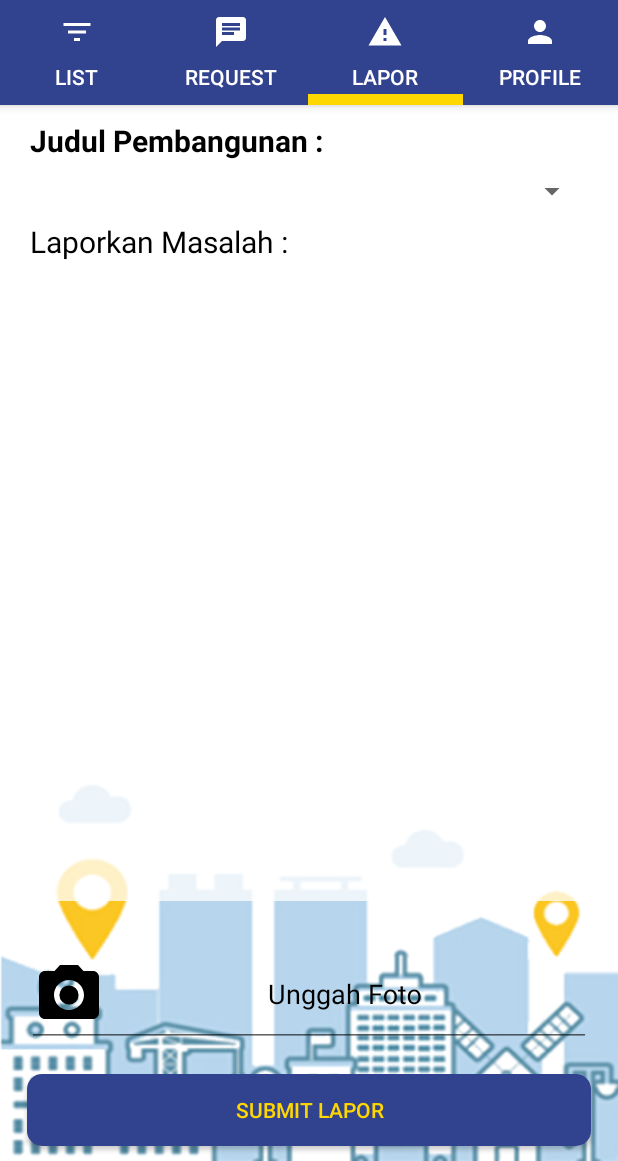
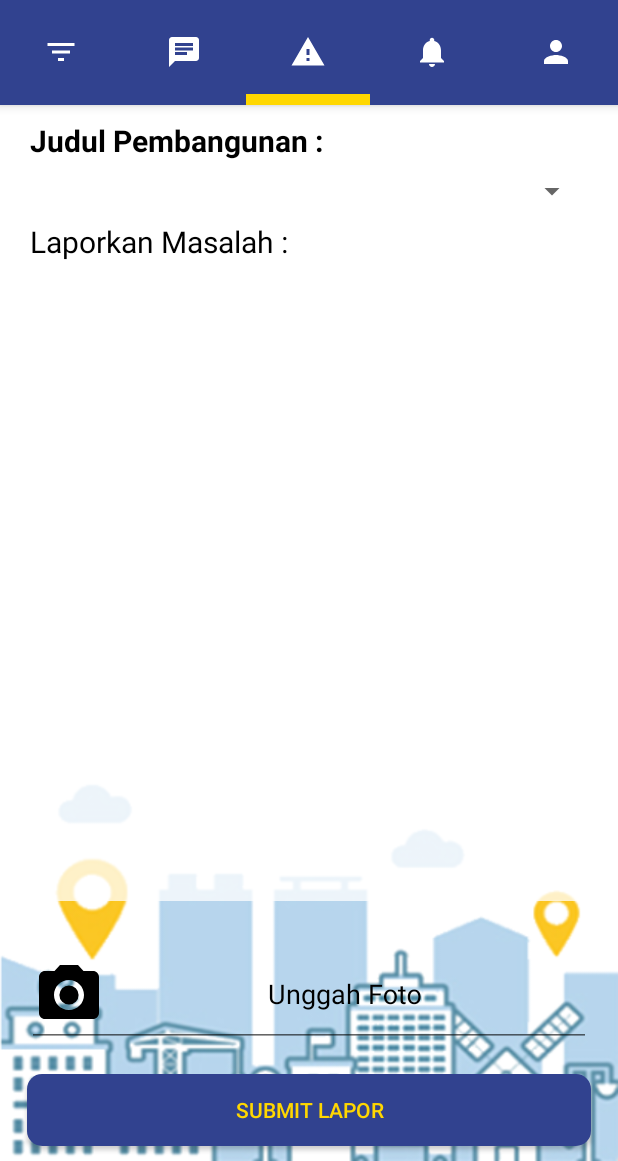
Before and after one commit to zulfikar-ditya/android-smart-village, an Android app: the MainActivity screen opened directly, with no data from a screen before it, tab 3 chosen, on a phone screen of 412 x 824 dp, the part 75-1236 px from its top. Run offline under Robolectric (Android 15) with nearby library versions, the light colour scheme and no system bars.

Commit message:
progres request

```diff
--- a/app/src/main/java/com/example/user/smartvillage/Activity/dashboard_user/MainActivity.java
+++ b/app/src/main/java/com/example/user/smartvillage/Activity/dashboard_user/MainActivity.java
@@ -18,6 +18,7 @@ import com.example.user.smartvillage.Activity.SignInActivity;
 import com.example.user.smartvillage.Activity.dashboard_user.lapor.LaporFragment;
 import com.example.user.smartvillage.Activity.dashboard_user.list.ListFragment;
 
+import com.example.user.smartvillage.Activity.dashboard_user.pengumuman.PengumumanFragment;
 import com.example.user.smartvillage.Activity.dashboard_user.profile.ProfileFragment;
 import com.example.user.smartvillage.Activity.dashboard_user.request.RequestFragment;
 import com.example.user.smartvillage.R;
@@ -78,6 +79,7 @@ public class MainActivity extends AppCompatActivity {
         contents_fragment.add(new ListFragment());
         contents_fragment.add(new RequestFragment());
         contents_fragment.add(new LaporFragment());
+        contents_fragment.add(new PengumumanFragment());
         contents_fragment.add(new ProfileFragment());
 
         tab_adapter = new DashboardTabAdapter(getSupportFragmentManager(), contents_fragment);
--- /dev/null
+++ b/app/src/main/java/com/example/user/smartvillage/Activity/dashboard_user/pengumuman/PengumumanFragment.java
@@ -0,0 +1,30 @@
+package com.example.user.smartvillage.Activity.dashboard_user.pengumuman;
+
+
+import android.os.Bundle;
+import android.support.v4.app.Fragment;
+import android.view.LayoutInflater;
+import android.view.View;
+import android.view.ViewGroup;
+
+import com.example.user.smartvillage.R;
+
+/**
+ * A simple {@link Fragment} subclass.
+ */
+public class PengumumanFragment extends Fragment {
+
+
+    public PengumumanFragment() {
+        // Required empty public constructor
+    }
+
+
+    @Override
+    public View onCreateView(LayoutInflater inflater, ViewGroup container,
+                             Bundle savedInstanceState) {
+        // Inflate the layout for this fragment
+        return inflater.inflate(R.layout.fragment_pengumuman, container, false);
+    }
+
+}
--- a/app/src/main/java/com/example/user/smartvillage/Activity/dashboard_user/request/RequestFragment.java
+++ b/app/src/main/java/com/example/user/smartvillage/Activity/dashboard_user/request/RequestFragment.java
@@ -3,16 +3,26 @@ package com.example.user.smartvillage.Activity.dashboard_user.request;
 
 import android.os.Bundle;
 import android.support.v4.app.Fragment;
+import android.util.Log;
 import android.view.LayoutInflater;
 import android.view.View;
 import android.view.ViewGroup;
+import android.widget.AdapterView;
+import android.widget.ArrayAdapter;
 import android.widget.Button;
 import android.widget.EditText;
+import android.widget.Spinner;
 import android.widget.Toast;
 
+import com.example.user.smartvillage.Model.DataPembangunanModel;
 import com.example.user.smartvillage.Model.DefaultModel;
+import com.example.user.smartvillage.Model.Kategori;
+import com.example.user.smartvillage.Model.KategoriPembangunanModel;
+import com.example.user.smartvillage.Model.PembangunanModel;
 import com.example.user.smartvillage.R;
 import com.example.user.smartvillage.service.ApiService;
+
+import java.util.ArrayList;
 
 import retrofit2.Call;
 import retrofit2.Callback;
@@ -23,6 +33,8 @@ import retrofit2.Response;
  */
 public class RequestFragment extends Fragment {
     DefaultModel request_pembangunan;
+    private Spinner spNamen2;
+    ArrayList<String> dataPembangunan;
 
     public RequestFragment() {
         // Required empty public constructor
@@ -34,32 +46,75 @@ public class RequestFragment extends Fragment {
                              Bundle savedInstanceState) {
         // Inflate the layout for this fragment
 
+        View request = inflater.inflate(R.layout.fragment_request, container, false);
+        spNamen2 = (Spinner) request.findViewById(R.id.spList);
+        loadDataPembangunan();
 
-        View request = inflater.inflate(R.layout.fragment_request, container, false);
         Button bt_request = (Button) request.findViewById(R.id.button_request);
         final EditText et_judul = (EditText) request.findViewById(R.id.judul_request);
         final EditText et_deskripsi = (EditText) request.findViewById(R.id.deskripsi_request);
-
         bt_request.setOnClickListener(new View.OnClickListener() {
             @Override
                   public void onClick(View v) {
                      String set_judul = et_judul.getText().toString();
                      String set_deskripsi = et_deskripsi.getText().toString();
-
                      ApiService.service_post.postRequest("Bearer bmFuZGE=", set_judul, set_deskripsi, "1").enqueue(new Callback<DefaultModel>() {
                      @Override
                      public void onResponse(Call<DefaultModel> call, Response<DefaultModel> response) {
                      Toast.makeText(getActivity(), response.body().getMessage(), Toast.LENGTH_SHORT).show();
                      }
+                     @Override
+                     public void onFailure(Call<DefaultModel> call, Throwable t) {
+                     }
+                     });
+                      }
+                     });
+
+        // mengeset listener untuk mengetahui saat item dipilih
+        spNamen2.setOnItemSelectedListener(new AdapterView.OnItemSelectedListener() {
+            @Override
+            public void onItemSelected(AdapterView<?> adapterView, View view, int i, long l) {
+                // memunculkan toast + value Spinner yang dipilih (diambil dari adapter)
+
+            }
 
             @Override
-                    public void onFailure(Call<DefaultModel> call, Throwable t) {
+            public void onNothingSelected(AdapterView<?> adapterView) {
 
-                    }
-                });
             }
         });
         return request;
     }
 
+    private void loadDataPembangunan()
+    {
+        ApiService.service_get.getkategori("Bearer bmFuZGE=").enqueue(new Callback<KategoriPembangunanModel>() {
+            @Override
+            public void onResponse(Call<KategoriPembangunanModel> call, Response<KategoriPembangunanModel> response) {
+//                dropdownpembangunan = response.body();
+                ArrayList<Kategori> dataPembangunanModelArrayList = response.body().getData();
+                dataPembangunan = new ArrayList<String>();
+                String[] stringArray = new String[dataPembangunanModelArrayList.size()];
+                Log.v("lala", dataPembangunanModelArrayList.get(0) + "");
+                int i = 0;
+                for (Kategori dt : dataPembangunanModelArrayList)
+                {
+//                    Log.v("asd", ""+dt.getId());
+                    stringArray[i] = dt.getNama();
+                    i++;
                 }
+                // inisialiasi Array Adapter dengan memasukkan string array di atas
+                final ArrayAdapter<String> adapter = new ArrayAdapter<>(getContext(),
+                        android.R.layout.simple_spinner_item, stringArray);
+
+                // mengeset Array Adapter tersebut ke Spinner
+                spNamen2.setAdapter(adapter);
+            }
+
+            @Override
+            public void onFailure(Call<KategoriPembangunanModel> call, Throwable t) {
+            }
+        });
+
+    }
+}
--- a/app/src/main/java/com/example/user/smartvillage/service/ApiService.java
+++ b/app/src/main/java/com/example/user/smartvillage/service/ApiService.java
@@ -1,6 +1,7 @@
 package com.example.user.smartvillage.service;
 
 import com.example.user.smartvillage.Model.DefaultModel;
+import com.example.user.smartvillage.Model.KategoriPembangunanModel;
 import com.example.user.smartvillage.Model.PembangunanModel;
 import com.example.user.smartvillage.Model.User;
 
@@ -51,6 +52,9 @@ public class ApiService {
 
         @GET("/smartvillage/api/web/v1/pembangunan/get-pembangunan")
         Call<PembangunanModel> getPembangunandd (@Header("Authorization") String auth);
+
+        @GET("/smartvillage/api/web/v1/kategori-pembangunan/get-kategori-pembangunan")
+        Call<KategoriPembangunanModel> getkategori (@Header("Authorization") String auth);
     }
 
 }
--- /dev/null
+++ b/app/src/main/res/drawable/ic_pengumuman.xml
@@ -0,0 +1,9 @@
+<vector xmlns:android="http://schemas.android.com/apk/res/android"
+        android:width="24dp"
+        android:height="24dp"
+        android:viewportWidth="24.0"
+        android:viewportHeight="24.0">
+    <path
+        android:fillColor="#FFFFFF"
+        android:pathData="M12,22c1.1,0 2,-0.9 2,-2h-4c0,1.1 0.89,2 2,2zM18,16v-5c0,-3.07 -1.64,-5.64 -4.5,-6.32L13.5,4c0,-0.83 -0.67,-1.5 -1.5,-1.5s-1.5,0.67 -1.5,1.5v0.68C7.63,5.36 6,7.92 6,11v5l-2,2v1h16v-1l-2,-2z"/>
+</vector>
--- a/app/src/main/res/layout/activity_about.xml
+++ b/app/src/main/res/layout/activity_about.xml
@@ -5,15 +5,14 @@
     android:layout_width="match_parent"
     android:layout_height="wrap_content"
     android:orientation="vertical"
+    android:background="@drawable/templatebg"
     tools:context="com.example.user.smartvillage.Activity.AboutActivity">
-
 
     <ImageView
         android:layout_width="match_parent"
         android:layout_height="wrap_content"
         android:layout_marginTop="30dp"
         android:src="@drawable/name_logo"
-
         />
 
     <TextView
@@ -26,5 +25,6 @@
         android:textAlignment="center"
         android:textColor="@color/black"
         android:textSize="20dp"
+        android:background="@color/white"
         />
 </LinearLayout>
--- a/app/src/main/res/layout/activity_help.xml
+++ b/app/src/main/res/layout/activity_help.xml
@@ -7,7 +7,6 @@
     android:orientation="vertical"
     android:background="@color/white"
     tools:context="com.example.user.smartvillage.Activity.HelpActivity">
-
 
     <TextView
         android:layout_width="match_parent"
--- a/app/src/main/res/layout/activity_main.xml
+++ b/app/src/main/res/layout/activity_main.xml
@@ -44,7 +44,6 @@
         android:background="@color/biruIT">
 
         <android.support.design.widget.TabLayout
-
             android:id="@+id/tablayout"
             android:layout_width="match_parent"
             android:layout_height="70dp"
@@ -61,7 +60,7 @@
                 android:layout_width="wrap_content"
                 android:layout_height="wrap_content"
                 android:icon="@drawable/ic_list"
-                android:text="LIST"
+                android:text=""
                 android:id="@+id/list"
                 android:textAlignment="center" />
 
@@ -69,7 +68,7 @@
                 android:layout_width="wrap_content"
                 android:layout_height="wrap_content"
                 android:icon="@drawable/ic_request"
-                android:text="REQUEST"
+                android:text=""
                 android:id="@+id/request"
                 android:textAlignment="center"/>
 
@@ -77,15 +76,23 @@
                 android:layout_width="wrap_content"
                 android:layout_height="wrap_content"
                 android:icon="@drawable/ic_lapor"
-                android:text="LAPOR"
+                android:text=""
                 android:id="@+id/lapor"
                 android:textAlignment="center"/>
 
             <android.support.design.widget.TabItem
                 android:layout_width="wrap_content"
                 android:layout_height="wrap_content"
+                android:icon="@drawable/ic_pengumuman"
+                android:text=""
+                android:id="@+id/pengumuman"
+                android:textAlignment="center"/>
+
+            <android.support.design.widget.TabItem
+                android:layout_width="wrap_content"
+                android:layout_height="wrap_content"
                 android:icon="@drawable/ic_profile"
-                android:text="PROFILE"
+                android:text=""
                 android:id="@+id/profile"
                 android:textAlignment="center"/>
 
--- a/app/src/main/res/layout/item_pembangunan.xml
+++ b/app/src/main/res/layout/item_pembangunan.xml
@@ -62,6 +62,7 @@
                 android:textColor="@color/darkgrey"
                 android:gravity="left"
                 android:layout_weight="9"
+                android:drawableLeft="@drawable/ic_calendar"
                 android:text="start from october 10" />
 
             <TextView
@@ -72,6 +73,7 @@
                 android:layout_weight="1"
                 android:textSize="20dp"
                 android:text="15%"
+                android:drawableLeft="@drawable/ic_progress"
                 android:textColor="@color/red" />
         </LinearLayout>
 
@@ -93,6 +95,7 @@
             android:layout_marginBottom="20dp"
             android:textColor="@color/darkgrey"
             android:gravity="top"
+            android:drawableLeft="@drawable/ic_calendar"
             android:text="updated on november 10" />
     </LinearLayout>
 </android.support.v7.widget.CardView>
```
Also changed, not shown: app/src/main/java/com/example/user/smartvillage/Model/Kategori.java (added, +26 -0 lines), app/src/main/java/com/example/user/smartvillage/Model/KategoriPembangunanModel.java (added, +37 -0 lines), app/src/main/res/drawable/ic_calendar.xml (added, +9 -0 lines), app/src/main/res/drawable/ic_progress.xml (added, +9 -0 lines), app/src/main/res/layout/fragment_pengumuman.xml (added, +13 -0 lines), app/src/main/java/com/example/user/smartvillage/Model/PembangunanModel.java (line endings or trailing spaces). Lines whose indentation alone changed are shown as unchanged.
